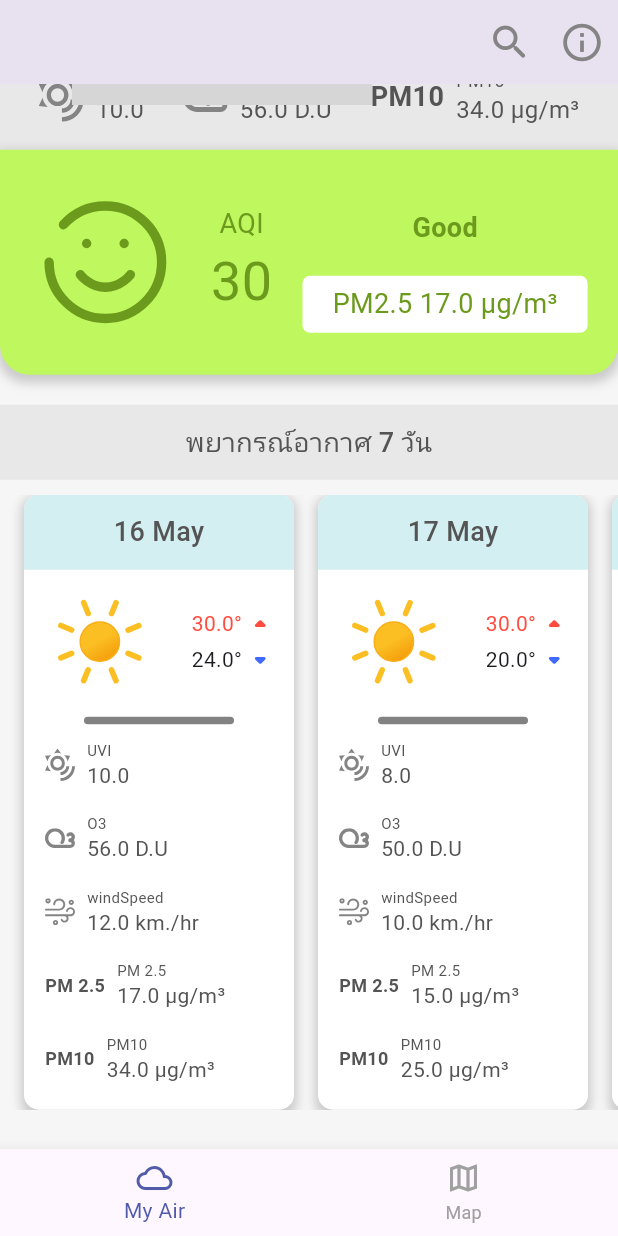
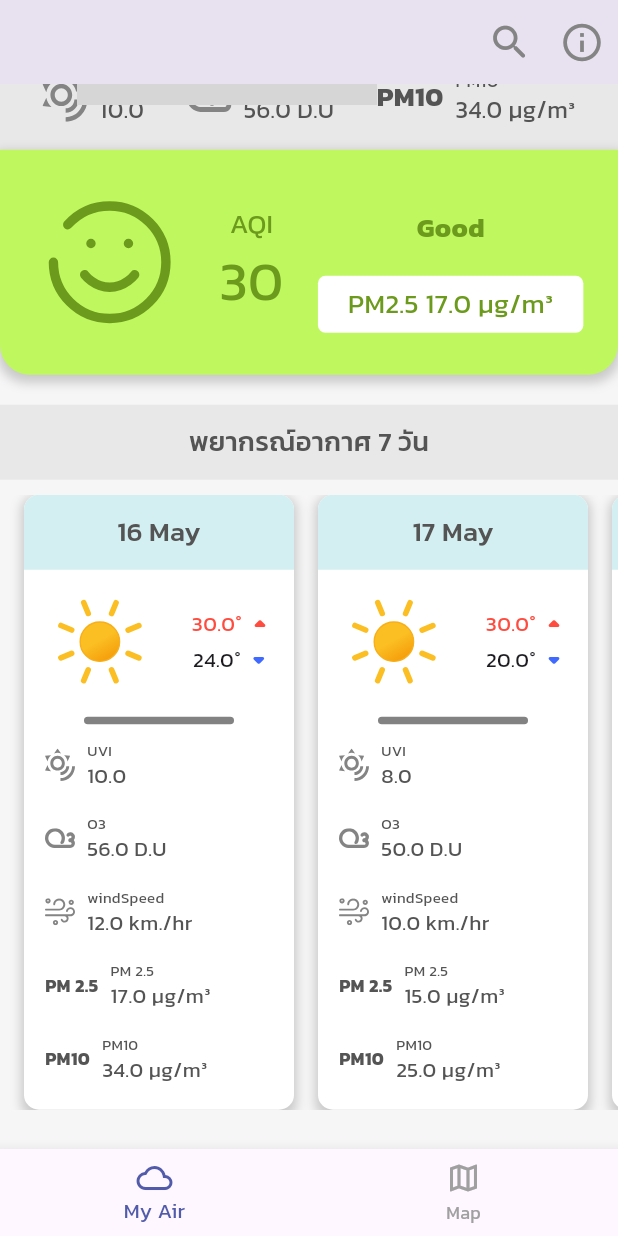
Before and after one commit to Imweeraya/AQI_Project_Flutter, a Flutter app: the screen it shows after launch, scrolled down 576 dp, on a phone screen of 412 x 824 dp. Run offline on Flutter 3.47's test engine with Material 3 defaults, Android fonts, the phone set to English and light mode, and no system bars; our stand-ins replace dio, flutter_map, flutter_riverpod, flutter_svg, freezed_annotation, get_it and 4 more; generated files the repository leaves out were written again; grey boxes are pictures that could not be loaded.

Commit message:
add font

```diff
--- a/apps/core/lib/main.dart
+++ b/apps/core/lib/main.dart
@@ -22,6 +22,7 @@ class MyApp extends StatelessWidget {
       title: 'Flutter Demo',
       theme: ThemeData(
         useMaterial3: true,
+        fontFamily: 'Kanit',
       ),
     );
   }
```
Also changed, not shown: apps/core/pubspec.yaml (+14 -5 lines), apps/core/assets/fonts/Kanit-Black.ttf (added), apps/core/assets/fonts/Kanit-BlackItalic.ttf (added), apps/core/assets/fonts/Kanit-Bold.ttf (added), apps/core/assets/fonts/Kanit-BoldItalic.ttf (added), apps/core/assets/fonts/Kanit-ExtraBold.ttf (added), apps/core/assets/fonts/Kanit-ExtraBoldItalic.ttf (added), apps/core/assets/fonts/Kanit-ExtraLight.ttf (added), apps/core/assets/fonts/Kanit-ExtraLightItalic.ttf (added), apps/core/assets/fonts/Kanit-Italic.ttf (added), apps/core/assets/fonts/Kanit-Light.ttf (added), apps/core/assets/fonts/Kanit-LightItalic.ttf (added), apps/core/assets/fonts/Kanit-Medium.ttf (added), apps/core/assets/fonts/Kanit-MediumItalic.ttf (added), 5 more files.
